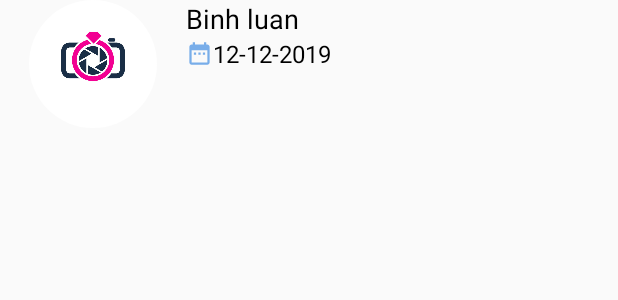
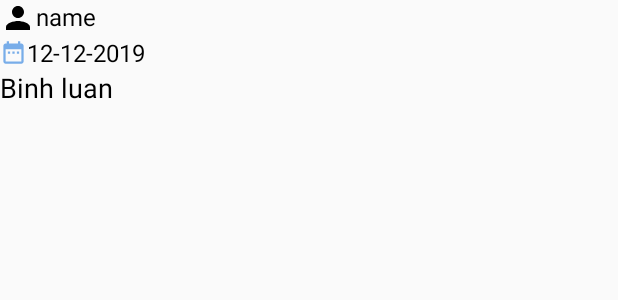
Before and after one commit to datb1505711/Nongsann, an Android app: the layout dong_chat.xml on its own in the app's theme, with its tools: preview values and no code run, on a phone screen of 412 x 824 dp. Shown: the top 300 px of the screen. Run offline under Robolectric (Android 15) with nearby library versions, the phone set to English and light mode, and no system bars.

```diff
--- a/NongSan/app/src/main/java/com/example/nongsan/DangNhapActivity.java
+++ b/NongSan/app/src/main/java/com/example/nongsan/DangNhapActivity.java
@@ -66,7 +66,7 @@ public class DangNhapActivity extends AppCompatActivity {
                         if (task.isSuccessful()) {
                             List<DocumentSnapshot> documentSnapshots = task.getResult().getDocuments();
 
-                            for (DocumentSnapshot documentSnapshot : task.getResult().getDocuments()) {
+                            for (DocumentSnapshot documentSnapshot : documentSnapshots) {
                                 User user = documentSnapshot.toObject(User.class);
                                 users.add(user);
                             }
--- a/NongSan/app/src/main/res/layout/activity_chat.xml
+++ b/NongSan/app/src/main/res/layout/activity_chat.xml
@@ -42,9 +42,11 @@
                 android:layout_width="match_parent"
                 android:layout_height="wrap_content"
                 android:id="@+id/edtChat"
+                android:focusedByDefault="false"
                 android:textSize="23sp"
                 android:hint="enter your message"
-                />
+                android:inputType="text"
+                    />
             <ImageButton
                 android:layout_weight="0"
                 android:id="@+id/btnSend"
--- a/NongSan/app/src/main/res/layout/dong_chat.xml
+++ b/NongSan/app/src/main/res/layout/dong_chat.xml
@@ -1,44 +1,39 @@
 <?xml version="1.0" encoding="utf-8"?>
 <LinearLayout xmlns:android="http://schemas.android.com/apk/res/android"
+    android:layout_width="match_parent"
+    android:layout_height="85sp"
     android:orientation="horizontal"
-    android:layout_width="match_parent"
-    android:weightSum="10"
-    android:layout_height="85sp">
+    android:weightSum="10">
+
+
     <LinearLayout
-        android:layout_weight="7"
-        android:orientation="vertical"
         android:layout_width="match_parent"
         android:layout_height="match_parent"
-        >
-        <de.hdodenhof.circleimageview.CircleImageView
-            android:src="@drawable/image"
-            android:id="@+id/imageAvatarChat"
-            android:layout_height="match_parent"
-            android:layout_width="match_parent"
-            />
-    </LinearLayout>
-    <LinearLayout
         android:layout_weight="3"
-        android:orientation="vertical"
-        android:layout_width="match_parent"
-        android:layout_height="match_parent"
-        >
+        android:orientation="vertical">
         <TextView
-            android:text="Binh luan"
-            android:id="@+id/txtBinhLuan"
-            android:textColor="@android:color/black"
-            android:textSize="18sp"
+            android:id="@+id/txtusername"
             android:layout_width="match_parent"
             android:layout_height="wrap_content"
-            />
+            android:drawableLeft="@drawable/user"
+            android:text="name"
+            android:textColor="@android:color/black"
+            android:textSize="16sp" />
         <TextView
-            android:text="12-12-2019"
-            android:textSize="16sp"
             android:id="@+id/txtNgayTaoBinhLuan"
-            android:textColor="@android:color/black"
-            android:drawableLeft="@drawable/date"
             android:layout_width="match_parent"
             android:layout_height="wrap_content"
-            />
+            android:drawableLeft="@drawable/date"
+            android:text="12-12-2019"
+            android:textColor="@android:color/black"
+            android:textSize="16sp" />
+
+        <TextView
+            android:id="@+id/txtBinhLuan"
+            android:layout_width="match_parent"
+            android:layout_height="wrap_content"
+            android:text="Binh luan"
+            android:textColor="@android:color/black"
+            android:textSize="18sp" />
     </LinearLayout>
 </LinearLayout>
```
Also changed, not shown: NongSan/app/src/main/java/com/example/nongsan/ChatActivity.java (+31 -13 lines), NongSan/app/src/main/java/com/example/nongsan/ChatAdapter.java (+9 -27 lines), NongSan/app/src/main/java/com/example/nongsan/MessageFragment.java (+78 -0 lines), NongSan/app/src/main/java/com/example/nongsan/Messages.java (+14 -6 lines), NongSan/app/src/main/java/com/example/nongsan/chat_user_adapter.java (added, +85 -0 lines), NongSan/app/src/main/res/layout/fragment_write.xml (+21 -4 lines), NongSan/app/src/main/res/layout/user_item.xml (added, +31 -0 lines).
